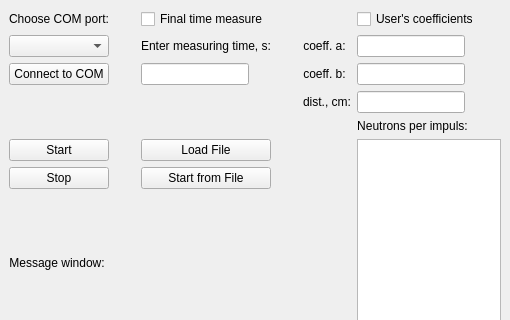
First picture: the form in caller.ui, repository goodvin360/pivn_app, before the edit; both pictures show x 0 to 510 and y 0 to 320 of the 510 by 585 pixel window.
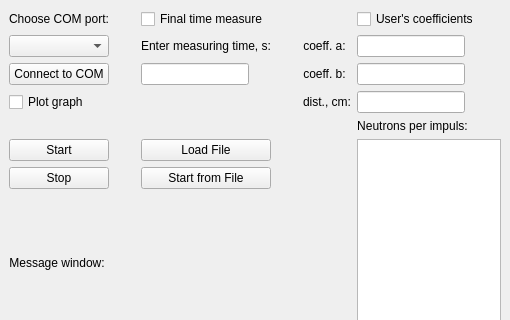
Second picture: the form after the edit.

Commit message: 28.04.2024 work 1: -new ui composition -addStartByTimer signal-slot -fixed plot time problem (replace instead of append)

```diff
--- a/caller.ui
+++ b/caller.ui
@@ -322,6 +322,19 @@
       </property>
      </widget>
     </item>
+    <item row="3" column="0" colspan="3">
+     <widget class="QCheckBox" name="checkBox_3">
+      <property name="sizePolicy">
+       <sizepolicy hsizetype="Fixed" vsizetype="Fixed">
+        <horstretch>0</horstretch>
+        <verstretch>0</verstretch>
+       </sizepolicy>
+      </property>
+      <property name="text">
+       <string>Plot graph</string>
+      </property>
+     </widget>
+    </item>
    </layout>
   </widget>
   <widget class="QMenuBar" name="menubar">
```
Left out of the diff: 45 changed lines with no effect on the pictures. The commit also changes 4 other files.
